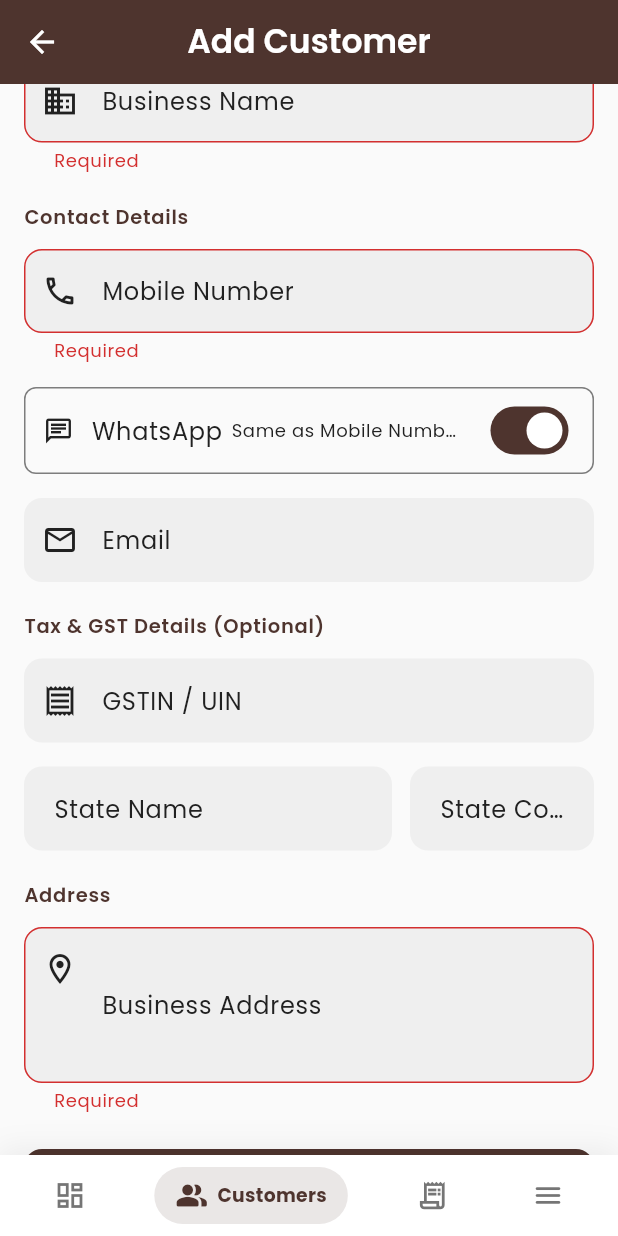
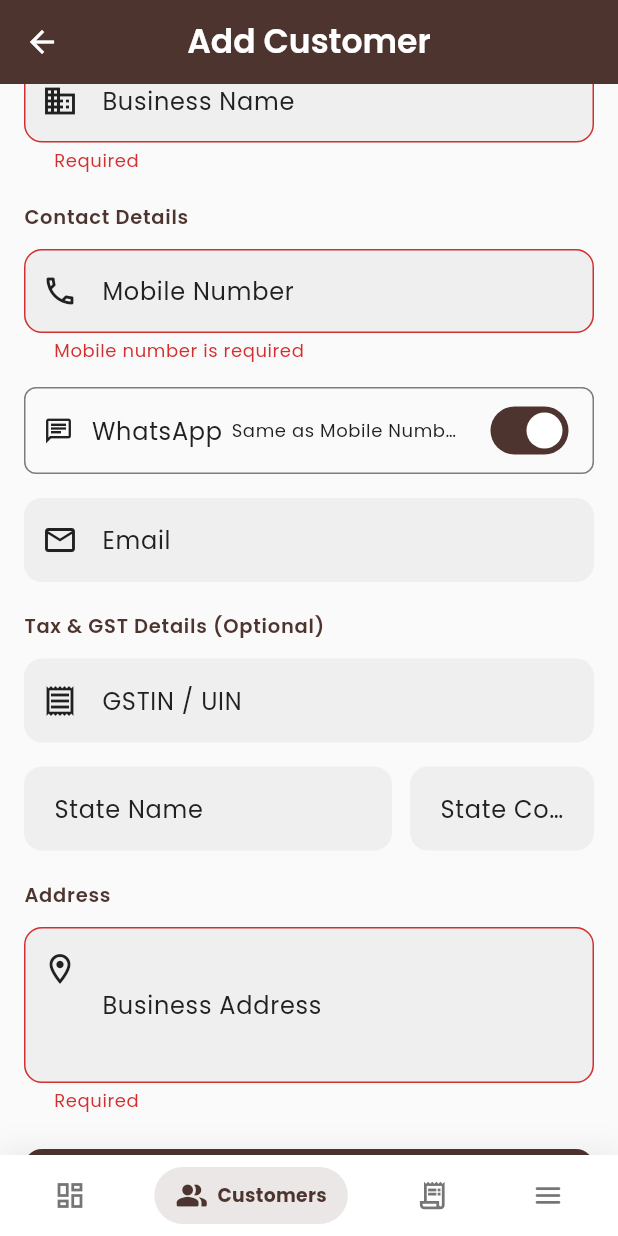
Before and after one commit to vedantgolegaonkar/Invoicify, a Flutter app: the AddEditCustomerScreen screen opened by its route, scrolled down 160 dp, after a tap on "Save Customer", on a phone screen of 412 x 824 dp. Run offline on Flutter 3.47's test engine with Material 3 defaults, Android fonts, the phone set to English and light mode, and no system bars; our stand-ins replace cloud_firestore, equatable, firebase_core, firebase_crashlytics, firebase_storage, flutter_local_notifications and 9 more; accounts and stored records are empty.

Commit message:
feat: enforce strict 10-digit phone formatting and validation across customer, business and login

```diff
--- a/lib/features/authentication/presentation/screens/login_screen.dart
+++ b/lib/features/authentication/presentation/screens/login_screen.dart
@@ -1,4 +1,5 @@
 import 'package:flutter/material.dart';
+import 'package:flutter/services.dart';
 import 'package:flutter_riverpod/flutter_riverpod.dart';
 import 'package:go_router/go_router.dart';
 import '../providers/auth_provider.dart';
@@ -146,8 +147,16 @@ class _LoginScreenState extends ConsumerState<LoginScreen> {
           TextField(
             controller: _mobileController,
             keyboardType: TextInputType.phone,
+            maxLength: 10,
+            inputFormatters: [
+              FilteringTextInputFormatter.digitsOnly,
+              LengthLimitingTextInputFormatter(10),
+            ],
             decoration: const InputDecoration(
               labelText: 'Mobile Number',
+              hintText: '9876543210',
+              prefixText: '+91 ',
+              counterText: '',
               prefixIcon: Icon(Icons.phone),
               border: OutlineInputBorder(),
             ),
@@ -155,10 +164,11 @@ class _LoginScreenState extends ConsumerState<LoginScreen> {
           const SizedBox(height: 24),
           ElevatedButton(
             onPressed: _isLoading ? null : () async {
-              if (_mobileController.text.trim().length >= 10) {
+              final mobile = _mobileController.text.trim();
+              if (RegExp(r'^[6-9]\d{9}$').hasMatch(mobile)) {
                 setState(() => _isLoading = true);
                 try {
-                  final exists = await ref.read(authNotifierProvider.notifier).checkMobileExists(_mobileController.text.trim());
+                  final exists = await ref.read(authNotifierProvider.notifier).checkMobileExists(mobile);
                   if (mounted) {
                     setState(() {
                       _isNewUser = !exists;
@@ -174,7 +184,7 @@ class _LoginScreenState extends ConsumerState<LoginScreen> {
                 }
               } else {
                 ScaffoldMessenger.of(context).showSnackBar(
-                  const SnackBar(content: Text('Please enter a valid mobile number')),
+                  const SnackBar(content: Text('Please enter a valid 10-digit mobile number starting with 6-9')),
                 );
               }
             },
--- a/lib/features/customers/presentation/screens/add_edit_customer_screen.dart
+++ b/lib/features/customers/presentation/screens/add_edit_customer_screen.dart
@@ -1,4 +1,5 @@
 import 'package:flutter/material.dart';
+import 'package:flutter/services.dart';
 import 'package:flutter_riverpod/flutter_riverpod.dart';
 import 'package:uuid/uuid.dart';
 import '../../../../shared/widgets/custom_text_field.dart';
@@ -127,6 +128,31 @@ class _AddEditCustomerScreenState extends ConsumerState<AddEditCustomerScreen> {
   Future<void> _saveCustomer() async {
     if (!_formKey.currentState!.validate()) return;
 
+    final mobile = _mobileController.text.trim();
+    if (!RegExp(r'^[6-9]\d{9}$').hasMatch(mobile)) {
+      ScaffoldMessenger.of(context).showSnackBar(
+        const SnackBar(content: Text('Please enter a valid 10-digit mobile number starting with 6-9')),
+      );
+      return;
+    }
+
+    // Check for duplicate mobile number among existing customers
+    final customers = ref.read(customersStreamProvider).value;
+    if (customers != null) {
+      final duplicate = customers
+          .where((c) => c.mobile == mobile && c.id != (widget.customerId ?? ''))
+          .firstOrNull;
+      if (duplicate != null) {
+        ScaffoldMessenger.of(context).showSnackBar(
+          SnackBar(
+            content: Text('A customer with mobile $mobile already exists (${duplicate.name})'),
+            backgroundColor: Colors.red.shade700,
+          ),
+        );
+        return;
+      }
+    }
+
     setState(() => _isLoading = true);
 
     try {
@@ -229,11 +255,25 @@ class _AddEditCustomerScreenState extends ConsumerState<AddEditCustomerScreen> {
               _sectionHeader('Contact Details'),
               CustomTextField(
                 label: 'Mobile Number',
-                hint: '10 digit mobile number',
+                hint: '9876543210',
+                prefixText: '+91 ',
+                maxLength: 10,
+                inputFormatters: [
+                  FilteringTextInputFormatter.digitsOnly,
+                  LengthLimitingTextInputFormatter(10),
+                ],
                 keyboardType: TextInputType.phone,
                 prefixIcon: const Icon(Icons.phone_outlined),
                 controller: _mobileController,
-                validator: (val) => val == null || val.isEmpty ? 'Required' : null,
+                validator: (val) {
+                  final clean = val?.trim() ?? '';
+                  if (clean.isEmpty) return 'Mobile number is required';
+                  if (clean.length != 10) return 'Must be exactly 10 digits';
+                  if (!RegExp(r'^[6-9]\d{9}$').hasMatch(clean)) {
+                    return 'Must start with 6, 7, 8, or 9';
+                  }
+                  return null;
+                },
               ),
 
               // WhatsApp toggle styled as a card
@@ -281,11 +321,25 @@ class _AddEditCustomerScreenState extends ConsumerState<AddEditCustomerScreen> {
               if (!_whatsappSameAsMobile)
                 CustomTextField(
                   label: 'WhatsApp Number',
-                  hint: 'Enter WhatsApp number',
+                  hint: '9876543210',
+                  prefixText: '+91 ',
+                  maxLength: 10,
+                  inputFormatters: [
+                    FilteringTextInputFormatter.digitsOnly,
+                    LengthLimitingTextInputFormatter(10),
+                  ],
                   keyboardType: TextInputType.phone,
                   prefixIcon: const Icon(Icons.chat_outlined),
                   controller: _whatsappController,
-                  validator: (val) => val == null || val.isEmpty ? 'Required' : null,
+                  validator: (val) {
+                    final clean = val?.trim() ?? '';
+                    if (clean.isEmpty) return 'WhatsApp number is required';
+                    if (clean.length != 10) return 'Must be exactly 10 digits';
+                    if (!RegExp(r'^[6-9]\d{9}$').hasMatch(clean)) {
+                      return 'Must start with 6, 7, 8, or 9';
+                    }
+                    return null;
+                  },
                 ),
 
               CustomTextField(
--- a/lib/shared/widgets/custom_text_field.dart
+++ b/lib/shared/widgets/custom_text_field.dart
@@ -1,4 +1,5 @@
 import 'package:flutter/material.dart';
+import 'package:flutter/services.dart';
 
 class CustomTextField extends StatelessWidget {
   final String label;
@@ -13,6 +14,10 @@ class CustomTextField extends StatelessWidget {
   final void Function(String)? onChanged;
   final bool readOnly;
   final VoidCallback? onTap;
+  final List<TextInputFormatter>? inputFormatters;
+  final int? maxLength;
+  final String? prefixText;
+  final String? helperText;
 
   const CustomTextField({
     super.key,
@@ -28,6 +33,10 @@ class CustomTextField extends StatelessWidget {
     this.onChanged,
     this.readOnly = false,
     this.onTap,
+    this.inputFormatters,
+    this.maxLength,
+    this.prefixText,
+    this.helperText,
   });
 
   @override
@@ -43,11 +52,16 @@ class CustomTextField extends StatelessWidget {
         onChanged: onChanged,
         readOnly: readOnly,
         onTap: onTap,
+        inputFormatters: inputFormatters,
+        maxLength: maxLength,
         decoration: InputDecoration(
           labelText: label,
           hintText: hint,
           prefixIcon: prefixIcon,
           suffixIcon: suffixIcon,
+          prefixText: prefixText,
+          helperText: helperText,
+          counterText: maxLength != null ? '' : null,
         ),
       ),
     );
```
Also changed, not shown: lib/features/settings/presentation/screens/business_profile_screen.dart (+17 -2 lines).
